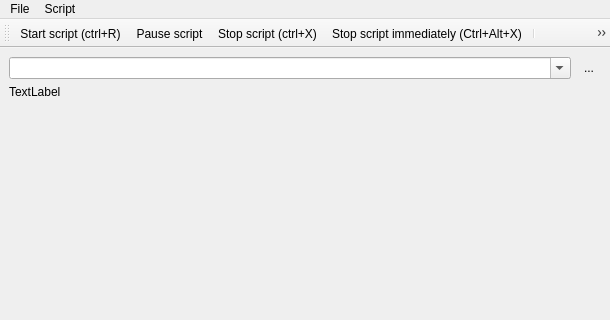
MonroeQuantumNetworks/IonControl, file ui/Scripting.ui: the form before one commit; both pictures show x 0 to 610 and y 0 to 320 of the 610 by 469 pixel window.
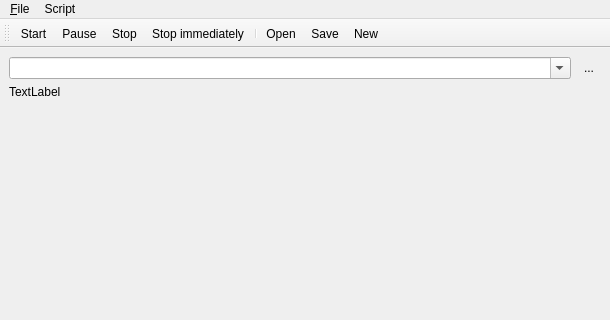
The form after the commit. Icons and pictures are not drawn.

The edit to the form file:
```diff
--- a/ui/Scripting.ui
+++ b/ui/Scripting.ui
@@ -79,7 +79,7 @@
    </property>
    <widget class="QMenu" name="menuFile">
     <property name="title">
-     <string>File</string>
+     <string>&amp;File</string>
     </property>
     <addaction name="actionOpen"/>
     <addaction name="actionSave"/>
@@ -124,7 +124,7 @@
      <normaloff>:/kde/icons/media-playback-start-7.png</normaloff>:/kde/icons/media-playback-start-7.png</iconset>
    </property>
    <property name="text">
-    <string>Start script (ctrl+R)</string>
+    <string>Start</string>
    </property>
    <property name="toolTip">
     <string>start</string>
@@ -139,7 +139,7 @@
      <normaloff>:/kde/icons/media-playback-stop-7.png</normaloff>:/kde/icons/media-playback-stop-7.png</iconset>
    </property>
    <property name="text">
-    <string>Stop script (ctrl+X)</string>
+    <string>Stop</string>
    </property>
    <property name="toolTip">
     <string>stop</string>
@@ -154,9 +154,6 @@
      <normaloff>:/openicon/icons/road-sign-us-stop.png</normaloff>:/openicon/icons/road-sign-us-stop.png</iconset>
    </property>
    <property name="text">
-    <string>Stop script immediately (Ctrl+Alt+X)</string>
-   </property>
-   <property name="toolTip">
     <string>Stop immediately</string>
    </property>
    <property name="shortcut">
@@ -169,7 +166,7 @@
      <normaloff>:/openicon/icons/document-open-5.png</normaloff>:/openicon/icons/document-open-5.png</iconset>
    </property>
    <property name="text">
-    <string>Open file (Ctrl+O)</string>
+    <string>&amp;Open</string>
    </property>
    <property name="shortcut">
     <string>Ctrl+O</string>
@@ -181,7 +178,10 @@
      <normaloff>:/kde/icons/filesave.png</normaloff>:/kde/icons/filesave.png</iconset>
    </property>
    <property name="text">
-    <string>Save file (Ctrl+S)</string>
+    <string>&amp;Save</string>
+   </property>
+   <property name="toolTip">
+    <string>Save file</string>
    </property>
    <property name="shortcut">
     <string>Ctrl+S</string>
@@ -205,7 +205,7 @@
      <normaloff>:/other/icons/document-new-icon.png</normaloff>:/other/icons/document-new-icon.png</iconset>
    </property>
    <property name="text">
-    <string>New file</string>
+    <string>&amp;New</string>
    </property>
    <property name="toolTip">
     <string>create new file</string>
@@ -223,7 +223,7 @@
      <normaloff>:/openicon/icons/media-playback-pause-7.png</normaloff>:/openicon/icons/media-playback-pause-7.png</iconset>
    </property>
    <property name="text">
-    <string>Pause script</string>
+    <string>Pause</string>
    </property>
    <property name="toolTip">
     <string>Pause the script</string>
```
Left out of the diff: 16 changed lines with no effect on the pictures.
